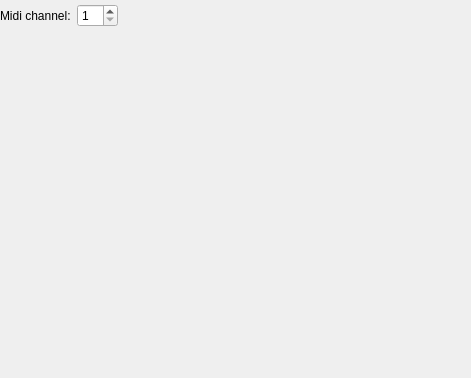
Before: the Qt Designer form trunk/src/ui/voiceproperties.ui in canorusmusic/canorus, drawn with Qt 5.
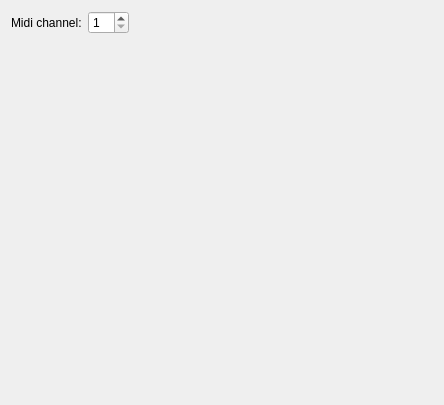
After: the same form once the commit is applied.

Commit message: Fixed properties dialog layout.

Diff of the .ui file:
```diff
--- a/trunk/src/ui/voiceproperties.ui
+++ b/trunk/src/ui/voiceproperties.ui
@@ -1,30 +1,23 @@
 <ui version="4.0" >
  <class>uiVoiceProperties</class>
- <widget class="QWidget" name="uiVoiceProperties" >
-  <property name="geometry" >
+ <widget class="QWidget" name="uiVoiceProperties">
+  <property name="geometry">
    <rect>
     <x>0</x>
     <y>0</y>
-    <width>471</width>
-    <height>378</height>
+    <width>444</width>
+    <height>405</height>
    </rect>
   </property>
   <property name="windowTitle" >
    <string>Voice properties</string>
   </property>
-  <widget class="QWidget" name="layoutWidget" >
-   <property name="geometry" >
-    <rect>
-     <x>0</x>
-     <y>0</y>
-     <width>471</width>
-     <height>31</height>
-    </rect>
-   </property>
-   <layout class="QHBoxLayout" >
+  <layout class="QVBoxLayout" name="verticalLayout">
     <item>
-     <widget class="QLabel" name="uiMidiChanneLabel" >
-      <property name="text" >
+    <layout class="QHBoxLayout">
+     <item>
+      <widget class="QLabel" name="uiMidiChanneLabel">
+       <property name="text">
        <string>Midi channel:</string>
       </property>
      </widget>
@@ -56,7 +49,21 @@
      </spacer>
     </item>
    </layout>
-  </widget>
+   </item>
+   <item>
+    <spacer name="verticalSpacer">
+     <property name="orientation">
+      <enum>Qt::Vertical</enum>
+     </property>
+     <property name="sizeHint" stdset="0">
+      <size>
+       <width>20</width>
+       <height>357</height>
+      </size>
+     </property>
+    </spacer>
+   </item>
+  </layout>
  </widget>
  <resources/>
  <connections/>
```
Left out of the diff: 17 changed lines with no effect on the pictures. Lines whose indentation alone changed are shown as unchanged. The commit also changes 3 other files.
